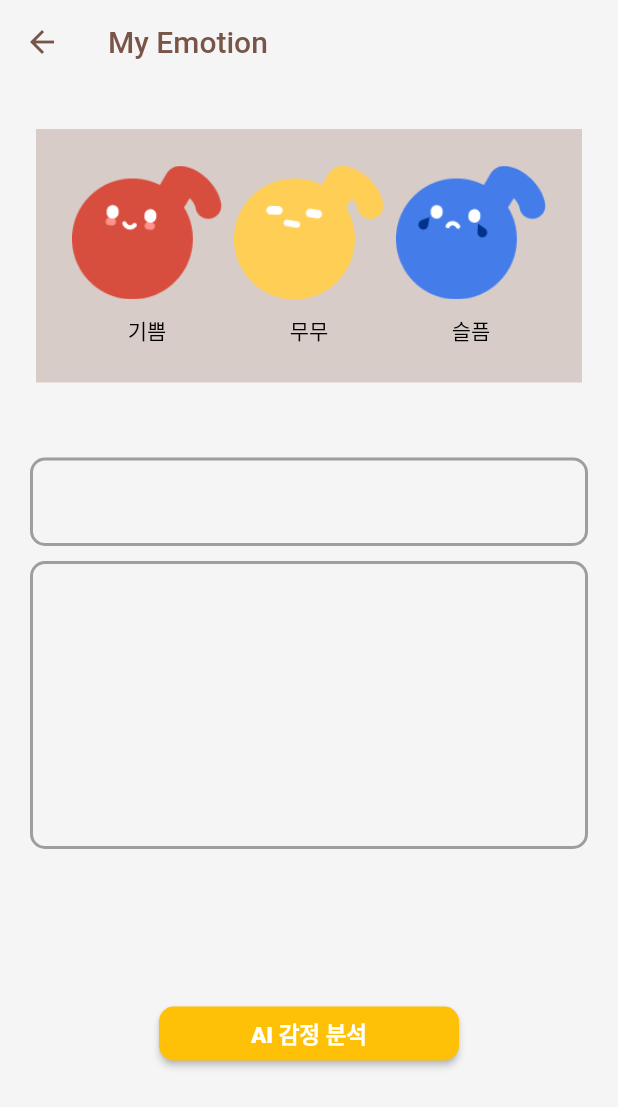
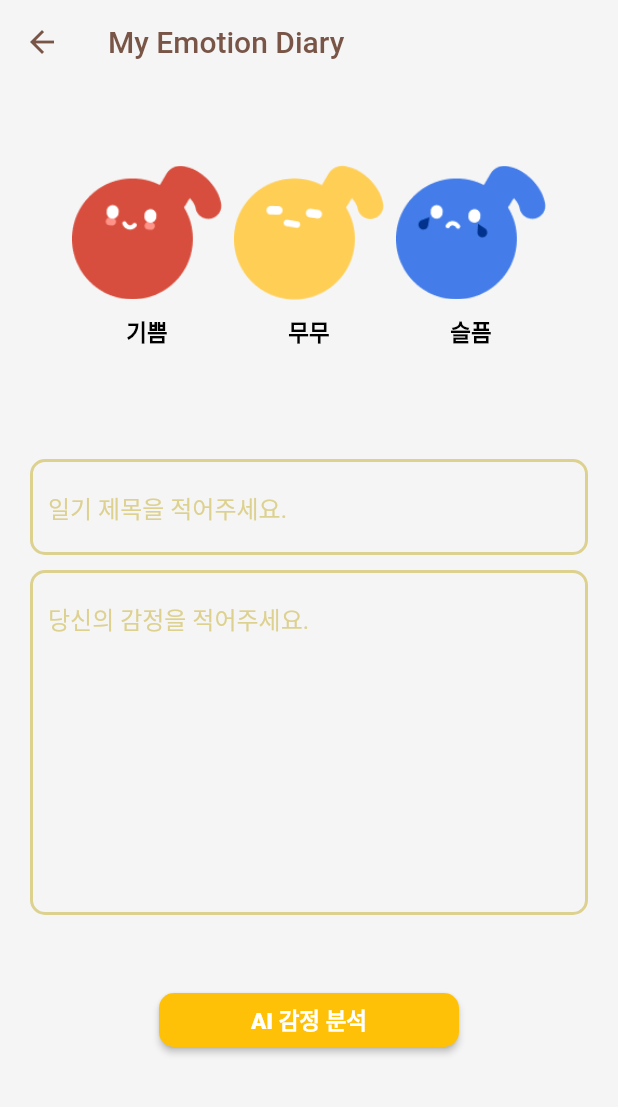
Before and after one commit to python-project-3Joe/Musik, a Flutter app: the DiaryAdd screen opened by its route, on a phone screen of 412 x 824 dp. Shown: the top 1107 px of the screen. Run offline on Flutter 3.47's test engine with Material 2 defaults, Android fonts, the phone set to English and light mode, and no system bars; our stand-ins replace animated_splash_screen, pie_chart, table_calendar; missing offline and left inert: dart:ffi.

Commit message:
UI Update - diaryadd

```diff
--- a/musik/lib/view/diaryadd.dart
+++ b/musik/lib/view/diaryadd.dart
@@ -47,9 +47,10 @@ class _DiaryAddState extends State<DiaryAdd> {
   @override
   Widget build(BuildContext context) {
     return Scaffold(
+      resizeToAvoidBottomInset: false,
       backgroundColor: Colors.grey[100],
       appBar: AppBar(
-        title: const Text('My Emotion'),
+        title: const Text('My Emotion Diary'),
         backgroundColor: Colors.grey[100],
         foregroundColor: Colors.brown,
         elevation: 0,
@@ -60,9 +61,7 @@ class _DiaryAddState extends State<DiaryAdd> {
           const SizedBox(
             height: 30,
           ),
-          Container(
-            color: Colors.brown[100],
-            child: SingleChildScrollView(
+          SingleChildScrollView(
             scrollDirection: Axis.horizontal,
             child: Padding(
               padding: const EdgeInsets.all(20.0),
@@ -82,8 +81,8 @@ class _DiaryAddState extends State<DiaryAdd> {
                         children: [
                           Image.asset(
                             'images/joy.png',
-                              width: 100,
-                              height: 90,
+                            width: emotion == '기쁨' ? 110 : 100,
+                            height: emotion == '기쁨' ? 95 : 90,
                           ),
                           const SizedBox(
                             height: 10,
@@ -93,10 +92,13 @@ class _DiaryAddState extends State<DiaryAdd> {
                             '기쁨',
                             style: emotion == '기쁨'
                                 ? const TextStyle(
-                                      color: Colors.green,
-                                      fontWeight: FontWeight.bold)
+                                    color: Colors.redAccent,
+                                    fontSize: 19,
+                                    fontWeight: FontWeight.w900)
                                 : const TextStyle(
                                     color: Colors.black,
+                                    fontSize: 15,
+                                    fontWeight: FontWeight.w900
                                   ), /*enameEdit*/
                           ),
                         ],
@@ -116,8 +118,8 @@ class _DiaryAddState extends State<DiaryAdd> {
                         children: [
                           Image.asset(
                             'images/dumdum.png',
-                              width: 100,
-                              height: 90,
+                            width: emotion == '무무' ? 110 : 100,
+                            height: emotion == '무무' ? 95 : 90,
                           ),
                           const SizedBox(
                             height: 10,
@@ -127,10 +129,13 @@ class _DiaryAddState extends State<DiaryAdd> {
                             '무무',
                             style: emotion == '무무'
                                 ? const TextStyle(
-                                      color: Colors.green,
-                                      fontWeight: FontWeight.bold)
+                                    color: Colors.amber,
+                                    fontSize: 19,
+                                    fontWeight: FontWeight.w900)
                                 : const TextStyle(
                                     color: Colors.black,
+                                    fontSize: 15,
+                                    fontWeight: FontWeight.w800
                                   ), /*enameEdit*/
                           ),
                         ],
@@ -150,8 +155,9 @@ class _DiaryAddState extends State<DiaryAdd> {
                         children: [
                           Image.asset(
                             'images/sad.png',
-                              width: 100,
-                              height: 90,
+
+                            width: emotion == '슬픔' ? 110 : 100,
+                            height: emotion == '슬픔' ? 95 : 90,
                           ),
                           const SizedBox(
                             height: 10,
@@ -161,10 +167,13 @@ class _DiaryAddState extends State<DiaryAdd> {
                             '슬픔',
                             style: emotion == '슬픔'
                                 ? const TextStyle(
-                                      color: Colors.green,
-                                      fontWeight: FontWeight.bold)
+                                    color: Colors.blueAccent,
+                                    fontSize: 19,
+                                    fontWeight: FontWeight.w900)
                                 : const TextStyle(
                                     color: Colors.black,
+                                    fontSize: 15,
+                                    fontWeight: FontWeight.w900
                                   ), /*enameEdit*/
                           ),
                         ],
@@ -175,12 +184,11 @@ class _DiaryAddState extends State<DiaryAdd> {
               ),
             ),
           ),
-          ),
           const SizedBox(
             height: 30,
           ),
           SizedBox(
-            height: 300,
+            height: 350,
             child: Padding(
               padding: const EdgeInsets.all(20.0),
               child: Column(
@@ -191,9 +199,13 @@ class _DiaryAddState extends State<DiaryAdd> {
                     keyboardType: TextInputType.text,
                     maxLines: 1,
                     decoration: InputDecoration(
+                      hintText: '일기 제목을 적어주세요.',
+                      hintStyle: TextStyle(
+                          color: Color.fromARGB(147, 203, 183, 70),
+                        ),
                       enabledBorder: OutlineInputBorder(
                         borderSide:
-                            const BorderSide(width: 2, color: Colors.grey),
+                            const BorderSide(width: 2, color: Color.fromARGB(147, 203, 183, 70)),
                         borderRadius: BorderRadius.circular(10),
                       ),
                       focusedBorder: OutlineInputBorder(
@@ -207,14 +219,19 @@ class _DiaryAddState extends State<DiaryAdd> {
                     height: 10,
                   ),
                   // content
-                  TextField(
+                  SingleChildScrollView(
+                    child: TextField(
                       controller: contentEdit,
                       keyboardType: TextInputType.text,
-                    maxLines: 8,
+                      maxLines: 10,
                       decoration: InputDecoration(
+                        hintText: '당신의 감정을 적어주세요.',
+                        hintStyle: TextStyle(
+                            color: Color.fromARGB(147, 203, 183, 70),
+                          ),
                         enabledBorder: OutlineInputBorder(
                           borderSide:
-                            const BorderSide(width: 2, color: Colors.grey),
+                              const BorderSide(width: 2, color: Color.fromARGB(147, 203, 183, 70)),
                           borderRadius: BorderRadius.circular(10),
                         ),
                         focusedBorder: OutlineInputBorder(
@@ -224,12 +241,13 @@ class _DiaryAddState extends State<DiaryAdd> {
                         ),
                       ),
                     ),
+                  ),
                 ],
               ),
             ),
           ),
           const SizedBox(
-            height: 80,
+            height: 20,
           ),
           ElevatedButton(
             style: ElevatedButton.styleFrom(
@@ -242,7 +260,7 @@ class _DiaryAddState extends State<DiaryAdd> {
             onPressed: () {
               dtitle = titleEdit.text;
               dcontent = contentEdit.text;
-              //insertAction();
+              insertAction();
               Navigator.pushNamed(context, '/Splashscreen_diary');
               getJSONData(); // 데이터저장
             },
```
Lines whose indentation alone changed are shown as unchanged.
